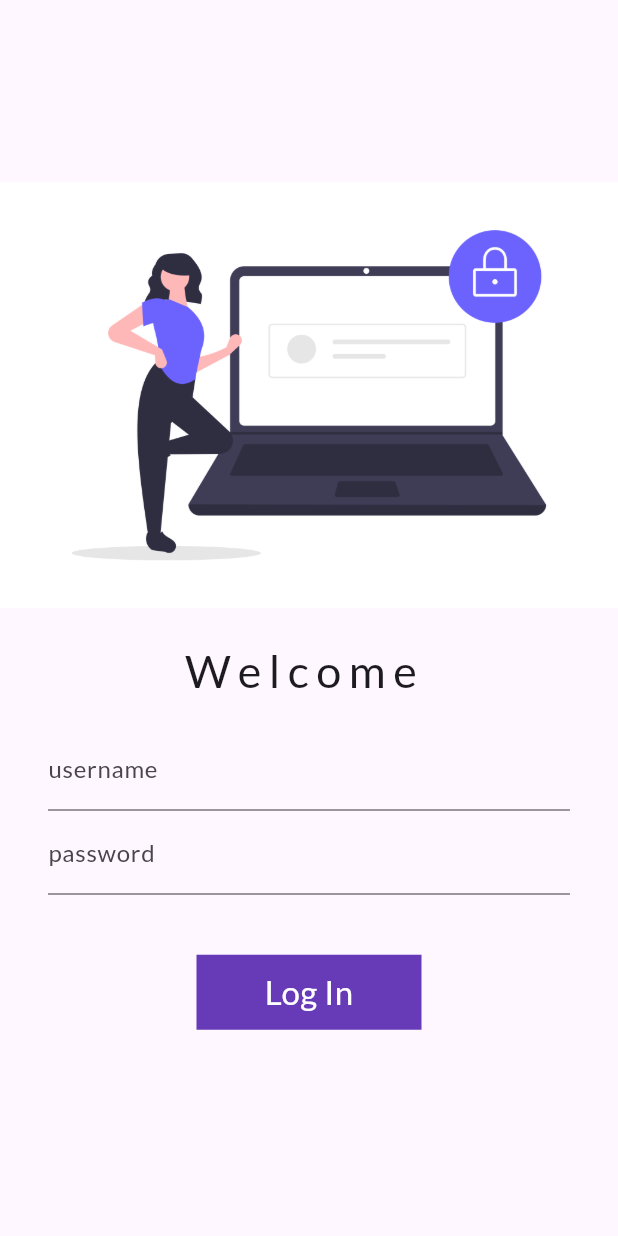
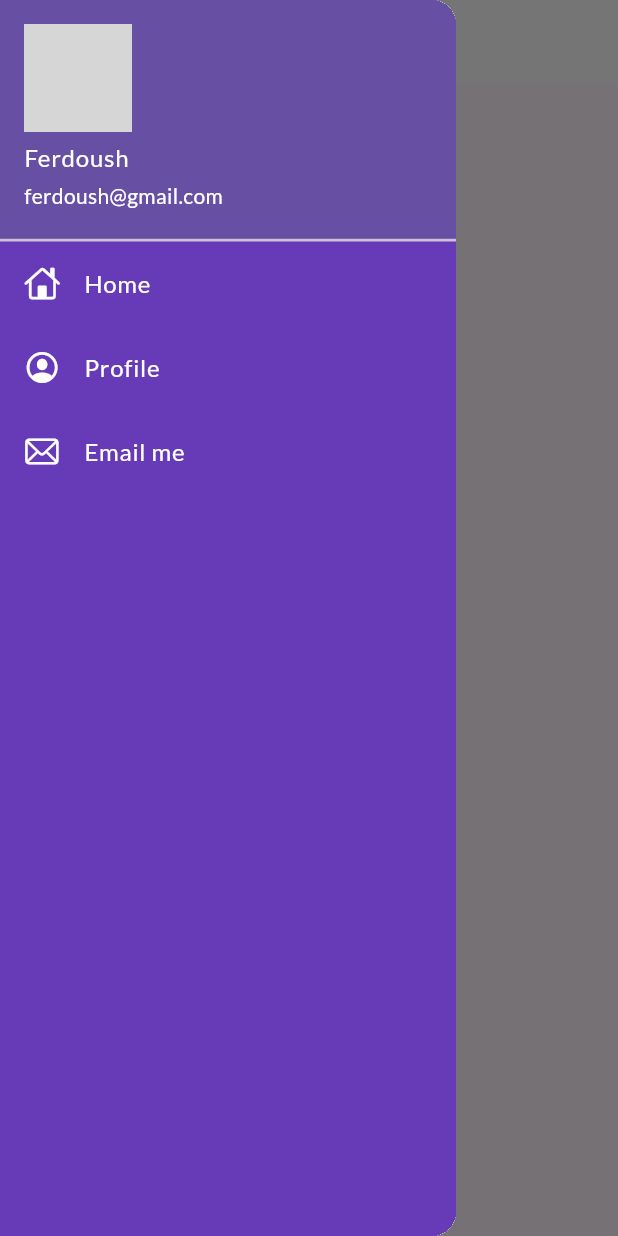
Before and after one commit to ferdoush10/eBayOn_Flutter, a Flutter app: the screen it shows after launch, with the side drawer open (before the commit the screen has no drawer), on a phone screen of 412 x 824 dp. Run offline on Flutter 3.47's test engine with Material 3 defaults, Android fonts, the phone set to English and light mode, and no system bars; our stand-ins replace google_fonts; network calls fail; grey boxes are pictures that could not be loaded.

Commit message:
Theme extracted

```diff
--- a/lib/home_page.dart
+++ b/lib/home_page.dart
@@ -1,3 +1,4 @@
+import 'package:ebuy_on/widget/my_drawer.dart';
 import 'package:flutter/material.dart';
 
 class HomePage extends StatefulWidget {
@@ -13,8 +14,8 @@ class _HomePageState extends State<HomePage> {
     return Scaffold(
       appBar: AppBar(
         title: const Text('Catalog app'),
-        centerTitle: true,
       ),
+      drawer: const MyDrawer(),
     );
   }
 }
--- a/lib/main.dart
+++ b/lib/main.dart
@@ -1,8 +1,8 @@
 import 'package:ebuy_on/home_page.dart';
 import 'package:ebuy_on/pages/login_page.dart';
 import 'package:ebuy_on/utls/routes.dart';
+import 'package:ebuy_on/widget/themes.dart';
 import 'package:flutter/material.dart';
-import 'package:google_fonts/google_fonts.dart';
 
 void main() {
   runApp(const MyApp());
@@ -15,16 +15,10 @@ class MyApp extends StatelessWidget {
   Widget build(BuildContext context) {
     return MaterialApp(
       debugShowCheckedModeBanner: false,
-      title: 'Flutter Demo',
       themeMode: ThemeMode.light,
-      theme: ThemeData(
-        primarySwatch: Colors.deepPurple,
-        fontFamily: GoogleFonts.lato().fontFamily,
-        primaryTextTheme: GoogleFonts.latoTextTheme(),
-      ),
-      darkTheme: ThemeData(brightness: Brightness.dark),
-      //home: const HomePage(),
-      initialRoute: "/login",
+      theme: MyTheme.lightTheme(context),
+      darkTheme: MyTheme.darkTheme(context),
+      initialRoute: MyRoutes.homeRoute,
       routes: {
         "/": (context) => const LoginPage(),
         MyRoutes.homeRoute: (context) => const HomePage(),
--- a/lib/pages/login_page.dart
+++ b/lib/pages/login_page.dart
@@ -15,6 +15,20 @@ class _LoginPageState extends State<LoginPage> {
   String name = '';
   bool chnageButton = false;
 
+  void moveToHome(BuildContext context) async {
+    if (_formKey.currentState!.validate()) {
+      setState(() {
+        chnageButton = true;
+      });
+      await Future.delayed(const Duration(seconds: 2));
+      // ignore: use_build_context_synchronously
+      await Navigator.pushNamed(context, MyRoutes.homeRoute);
+      setState(() {
+        chnageButton = false;
+      });
+    }
+  }
+
   @override
   Widget build(BuildContext context) {
     return Scaffold(
@@ -24,7 +38,8 @@ class _LoginPageState extends State<LoginPage> {
           mainAxisAlignment: MainAxisAlignment.center,
           children: [
             Image.asset(
-              'images/login.png',
+              'images/welcome.png',
+              fit: BoxFit.cover,
             ),
             const SizedBox(height: 20),
             Text('Welcome $name',
@@ -44,7 +59,7 @@ class _LoginPageState extends State<LoginPage> {
                       ),
                       validator: (value) {
                         if (value == null || value.isEmpty) {
-                          return "Please enter username";
+                          return "Username can not be empty";
                         }
                         return null;
                       },
@@ -63,7 +78,9 @@ class _LoginPageState extends State<LoginPage> {
                       ),
                       validator: (value) {
                         if (value == null || value.isEmpty) {
-                          return "Please enter username";
+                          return "Password can not be empty";
+                        } else if (value.length < 6) {
+                          return "Password length should be at lest 6";
                         }
                         return null;
                       },
@@ -72,16 +89,7 @@ class _LoginPageState extends State<LoginPage> {
                     const SizedBox(height: 40),
 
                     InkWell(
-                      onTap: () async {
-                        setState(() {
-                          chnageButton = true;
-                        });
-                        if (_formKey.currentState!.validate()) {
-                          await Future.delayed(const Duration(seconds: 2));
-                          // ignore: use_build_context_synchronously
-                          Navigator.pushNamed(context, MyRoutes.homeRoute);
-                        }
-                      },
+                      onTap: () => moveToHome(context),
                       child: AnimatedContainer(
                         duration: const Duration(seconds: 1),
                         width: chnageButton ? 50 : 150,
@@ -91,9 +99,6 @@ class _LoginPageState extends State<LoginPage> {
                           shape: chnageButton
                               ? BoxShape.circle
                               : BoxShape.rectangle,
-                          // borderRadius: chnageButton
-                          //     ? BorderRadius.circular(20)
-                          //     : BorderRadius.circular(8),
                         ),
                         child: Center(
                             child: chnageButton
@@ -125,6 +130,3 @@ class _LoginPageState extends State<LoginPage> {
     _passwordTEController.clear();
   }
 }
-
-
-//TODO:- time start
--- /dev/null
+++ b/lib/widget/my_drawer.dart
@@ -0,0 +1,73 @@
+import 'package:flutter/cupertino.dart';
+import 'package:flutter/material.dart';
+
+class MyDrawer extends StatelessWidget {
+  const MyDrawer({super.key});
+
+  @override
+  Widget build(BuildContext context) {
+    const imgUrl =
+        'https://scontent.fdac135-1.fna.fbcdn.net/v/t39.30808-6/363789631_2458612804316589_6995321894466664993_n.jpg?_nc_cat=102&ccb=1-7&_nc_sid=efb6e6&_nc_eui2=AeGhtVyd9Tu2SRv4A1zwHu_wMe3x55381hEx7fHnnfzWEZLy7pPhQ793NPbzgykmvnnbe9RG7fkq5l_327_-toHX&_nc_ohc=IwgiL6wrh1QAX8wzE4q&_nc_ht=scontent.fdac135-1.fna&oh=00_AfCEdQ91fY-YedGtgQjFlnzhE9-mIyQBU29GoXSDNIW_sA&oe=658DC965';
+    return Drawer(
+      backgroundColor: Colors.white,
+      child: Container(
+        color: Colors.deepPurple,
+        child: ListView(
+          padding: EdgeInsets.zero,
+          children: const [
+            DrawerHeader(
+              padding: EdgeInsets.zero,
+              margin: EdgeInsets.zero,
+              child: UserAccountsDrawerHeader(
+                currentAccountPicture: CircleAvatar(
+                  backgroundImage: NetworkImage(imgUrl),
+                ),
+                margin: EdgeInsets.zero,
+                accountName:
+                    Text('Ferdoush', style: TextStyle(color: Colors.white)),
+                accountEmail: Text('ferdoush@gmail.com',
+                    style: TextStyle(color: Colors.white)),
+              ),
+            ),
+            ListTile(
+              leading: Icon(
+                CupertinoIcons.home,
+                color: Colors.white,
+              ),
+              title: Text(
+                'Home',
+                style: TextStyle(
+                  color: Colors.white,
+                ),
+              ),
+            ),
+            ListTile(
+              leading: Icon(
+                CupertinoIcons.profile_circled,
+                color: Colors.white,
+              ),
+              title: Text(
+                'Profile',
+                style: TextStyle(
+                  color: Colors.white,
+                ),
+              ),
+            ),
+            ListTile(
+              leading: Icon(
+                CupertinoIcons.mail,
+                color: Colors.white,
+              ),
+              title: Text(
+                'Email me',
+                style: TextStyle(
+                  color: Colors.white,
+                ),
+              ),
+            ),
+          ],
+        ),
+      ),
+    );
+  }
+}
--- /dev/null
+++ b/lib/widget/themes.dart
@@ -0,0 +1,19 @@
+import 'package:flutter/material.dart';
+import 'package:google_fonts/google_fonts.dart';
+
+class MyTheme {
+  static ThemeData lightTheme(BuildContext context) => ThemeData(
+        appBarTheme: const AppBarTheme(
+            centerTitle: true,
+            color: Colors.white,
+            elevation: 0,
+            iconTheme: IconThemeData(color: Colors.black),
+            titleTextStyle: TextStyle(color: Colors.black, fontSize: 25)),
+        primarySwatch: Colors.deepPurple,
+        fontFamily: GoogleFonts.lato().fontFamily,
+        primaryTextTheme: GoogleFonts.latoTextTheme(),
+      );
+  static ThemeData darkTheme(BuildContext context) => ThemeData(
+        brightness: Brightness.dark,
+      );
+}
```
Also changed, not shown: images/welcome.png (added), 1 other file.
